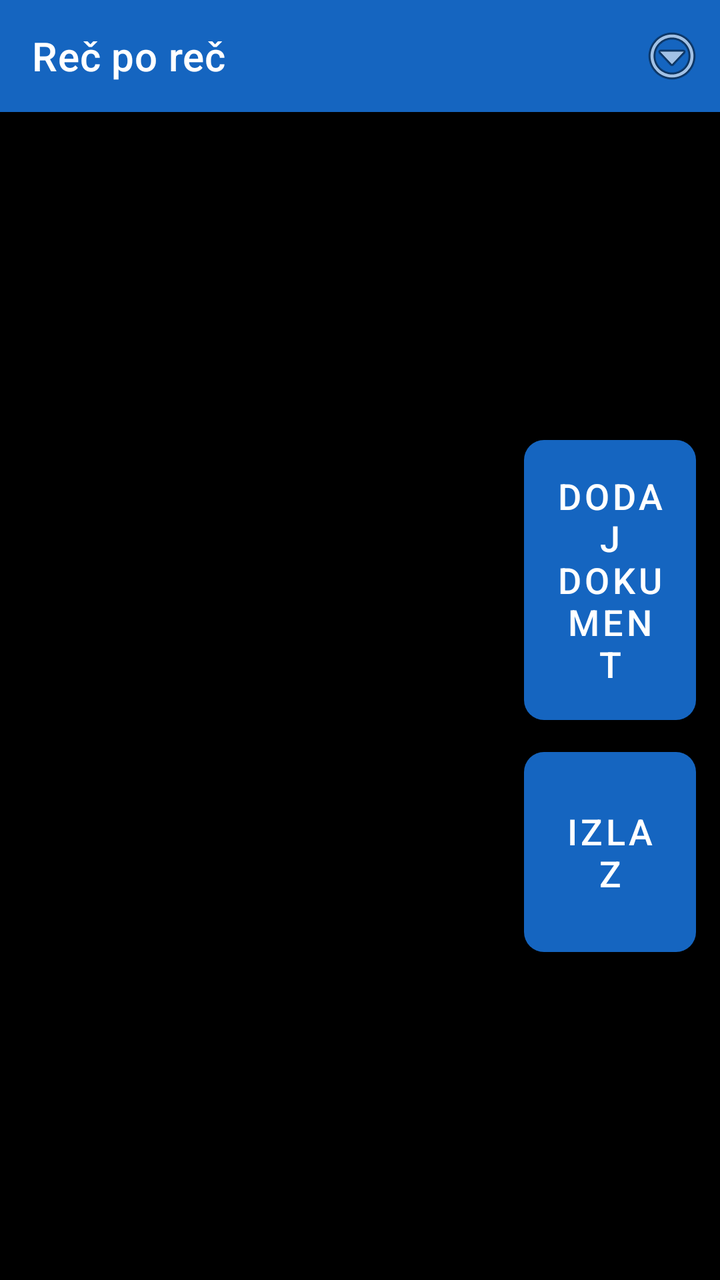
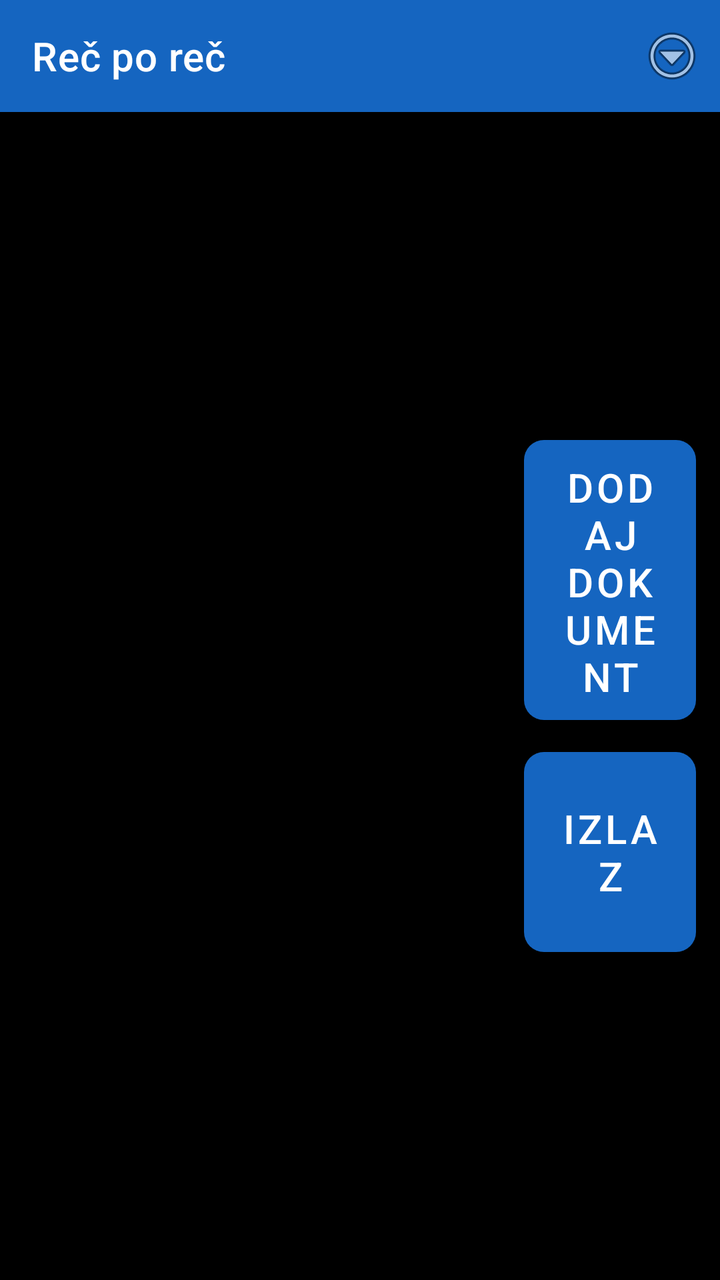

Before-and-after screenshots of an Android layout around one commit, followed by the original layout XML and the change that was made.
<!-- AndroidManifest.xml: application theme Theme.RecPoRec -->
<!-- res/layout/activity_document_list.xml -->
<?xml version="1.0" encoding="utf-8"?>
<LinearLayout xmlns:android="http://schemas.android.com/apk/res/android"
    xmlns:app="http://schemas.android.com/apk/res-auto"
    android:layout_width="match_parent"
    android:layout_height="match_parent"
    android:orientation="vertical"
    android:fitsSystemWindows="true"
    android:background="@color/background">

    <androidx.appcompat.widget.Toolbar
        android:id="@+id/toolbar"
        android:layout_width="match_parent"
        android:layout_height="?attr/actionBarSize"
        android:background="@color/btn_voice"
        android:titleTextColor="@color/text_primary"
        app:title="@string/app_name">

        <ImageButton
            android:id="@+id/btnOverflow"
            android:layout_width="48dp"
            android:layout_height="48dp"
            android:layout_gravity="end|center_vertical"
            android:background="@android:color/transparent"
            android:contentDescription="@string/menu_options_button"
            android:src="@android:drawable/ic_menu_more" />
    </androidx.appcompat.widget.Toolbar>

    <LinearLayout
        android:layout_width="match_parent"
        android:layout_height="0dp"
        android:layout_weight="1"
        android:orientation="horizontal">

        <FrameLayout
            android:layout_width="0dp"
            android:layout_height="match_parent"
            android:layout_weight="1">

            <androidx.recyclerview.widget.RecyclerView
                android:id="@+id/recyclerDocuments"
                android:layout_width="match_parent"
                android:layout_height="match_parent"
                android:padding="8dp" />

            <TextView
                android:id="@+id/emptyView"
                android:layout_width="match_parent"
                android:layout_height="match_parent"
                android:gravity="center"
                android:visibility="gone"
                android:padding="24dp"
                android:textSize="18sp"
                android:textColor="@color/text_primary"
                android:text="@string/no_documents" />
        </FrameLayout>

        
        <LinearLayout
            android:layout_width="110dp"
            android:layout_height="match_parent"
            android:orientation="vertical"
            android:gravity="center_vertical"
            android:padding="12dp">

            <Button
                android:id="@+id/btnAddDocument"
                android:layout_width="match_parent"
                android:layout_height="140dp"
                android:textSize="18sp"
                android:backgroundTint="@color/btn_chapter"
                android:textColor="@color/button_text"
                android:background="@drawable/key_button_shape"
                android:text="@string/add_document" />

            <Button
                android:id="@+id/btnExit"
                android:layout_width="match_parent"
                android:layout_height="100dp"
                android:layout_marginTop="16dp"
                android:textSize="18sp"
                android:backgroundTint="@color/btn_page_nav"
                android:textColor="@color/button_text"
                android:background="@drawable/key_button_shape"
                android:contentDescription="Izađi iz aplikacije, zaustavlja i rad u pozadini"
                android:text="Izlaz" />
        </LinearLayout>

    </LinearLayout>

</LinearLayout>
<!-- resources referenced by this layout -->
<resources>
  <color name="background">#000000</color>
  <color name="btn_chapter">#2E7D32</color>
  <color name="btn_page_nav">#AD1457</color>
  <color name="btn_voice">#1565C0</color>
  <color name="button_text">#FFFFFF</color>
  <color name="text_primary">#FFFFFF</color>
  <!-- drawable key_button_shape (drawable) -->
  <?xml version="1.0" encoding="utf-8"?>
  <shape xmlns:android="http://schemas.android.com/apk/res/android"
      android:shape="rectangle">
      <corners android:radius="10dp" />
      <solid android:color="#FFFFFF" />
  </shape>
  <string name="add_document">Dodaj dokument</string>
  <string name="app_name">Reč po reč</string>
  <string name="menu_options_button">Opcije</string>
  <string name="no_documents">Nema dodatih dokumenata. Dodirnite dugme za dodavanje.</string>
  <style name="Theme.RecPoRec" parent="Theme.MaterialComponents.DayNight.NoActionBar">
          <item name="android:windowBackground">@color/background</item>
          <item name="android:textColorPrimary">@color/text_primary</item>
          <item name="colorPrimary">@color/btn_voice</item>
          <item name="colorOnPrimary">@color/button_text</item>
      </style>
</resources>

<!-- the commit's change to res/layout/activity_document_list.xml (unified diff, before → after) -->
@@ -49,7 +49,7 @@
                 android:gravity="center"
                 android:visibility="gone"
                 android:padding="24dp"
-                android:textSize="18sp"
+                android:textSize="20sp"
                 android:textColor="@color/text_primary"
                 android:text="@string/no_documents" />
         </FrameLayout>
@@ -66,7 +66,7 @@
                 android:id="@+id/btnAddDocument"
                 android:layout_width="match_parent"
                 android:layout_height="140dp"
-                android:textSize="18sp"
+                android:textSize="20sp"
                 android:backgroundTint="@color/btn_chapter"
                 android:textColor="@color/button_text"
                 android:background="@drawable/key_button_shape"
@@ -77,7 +77,7 @@
                 android:layout_width="match_parent"
                 android:layout_height="100dp"
                 android:layout_marginTop="16dp"
-                android:textSize="18sp"
+                android:textSize="20sp"
                 android:backgroundTint="@color/btn_page_nav"
                 android:textColor="@color/button_text"
                 android:background="@drawable/key_button_shape"
